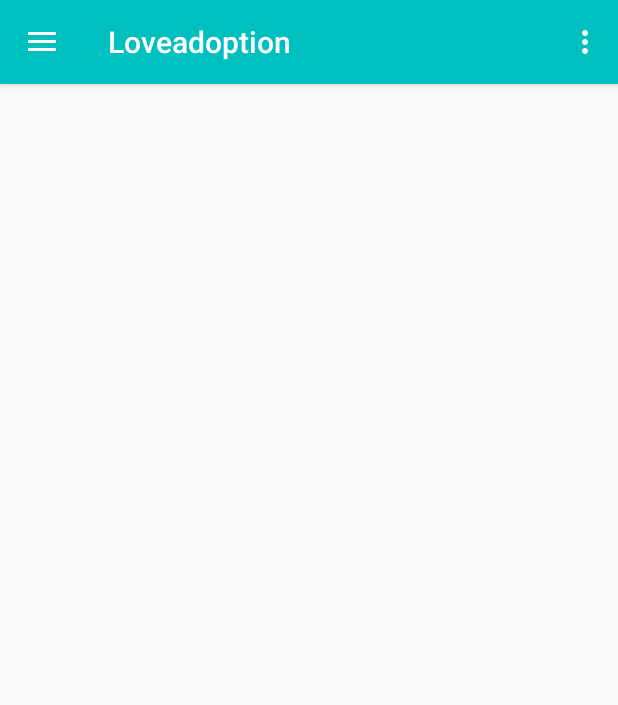
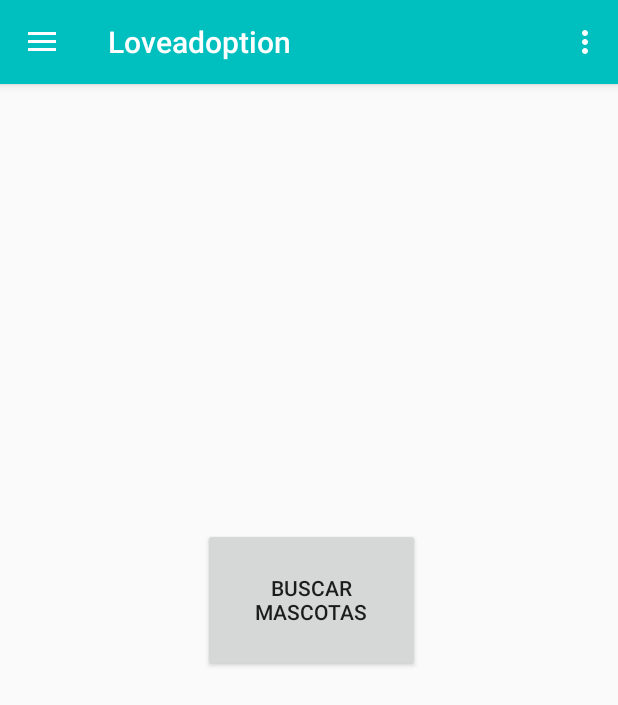
Before and after one commit to hexante/PetAdoption, an Android app: the InterfazPrincipalUsuarios screen opened directly, with no data from a screen before it, on a phone screen of 412 x 824 dp. Shown: the top 705 px of the screen. Run offline under Robolectric (Android 15) with nearby library versions, the phone set to English and light mode, and no system bars; our stand-ins replace Firebase (no records; nobody signed in at launch, a user with empty details on screens opened directly).

Commit message:
Modificaciones Abri/28/19 80:16

```diff
--- a/app/src/main/java/com/example/petadoption/AccoutActivity/InterfazPrincipalUsuarios.java
+++ b/app/src/main/java/com/example/petadoption/AccoutActivity/InterfazPrincipalUsuarios.java
@@ -23,6 +23,7 @@ import android.widget.Toast;
 
 import com.bumptech.glide.Glide;
 import com.example.petadoption.AccoutActivity.Fragmentos.FragMenuFundacion;
+import com.example.petadoption.AccoutActivity.Fragmentos.FragMenuUsuario;
 import com.example.petadoption.R;
 import com.example.petadoption.UsuariosApp;
 import com.google.android.gms.tasks.OnFailureListener;
@@ -135,7 +136,7 @@ public class InterfazPrincipalUsuarios extends AppCompatActivity
 
 
         FragmentManager fragmentManager = getSupportFragmentManager();
-        fragmentManager.beginTransaction().replace(R.id.contenedorFragmento,new FragMenuFundacion()).commit();
+        fragmentManager.beginTransaction().replace(R.id.contenedorFragmentoUsuario,new FragMenuUsuario()).commit();
 
 
         DrawerLayout drawer = (DrawerLayout) findViewById(R.id.drawer_layout);
--- a/app/src/main/res/layout/fragment_frag_menu_usuario.xml
+++ b/app/src/main/res/layout/fragment_frag_menu_usuario.xml
@@ -21,12 +21,12 @@
             android:layout_alignParentEnd="true"
             android:layout_alignParentRight="true"
             android:layout_alignParentBottom="true"
-            android:layout_marginStart="136dp"
-            android:layout_marginLeft="136dp"
-            android:layout_marginTop="55dp"
-            android:layout_marginEnd="131dp"
-            android:layout_marginRight="131dp"
-            android:layout_marginBottom="617dp"
+            android:layout_marginStart="135dp"
+            android:layout_marginLeft="135dp"
+            android:layout_marginTop="296dp"
+            android:layout_marginEnd="132dp"
+            android:layout_marginRight="132dp"
+            android:layout_marginBottom="376dp"
             android:text="Buscar Mascotas" />
     </RelativeLayout>
 </FrameLayout>
```
Also changed, not shown: app/src/main/java/com/example/petadoption/AccoutActivity/Fragmentos/AdatadorDeConsultaMascota.java (added, +56 -0 lines), app/src/main/java/com/example/petadoption/AccoutActivity/Fragmentos/FragConsultaMascotaUsuario.java (+51 -1 lines), app/src/main/res/layout/lista_de_mascotas.xml (+7 -0 lines).
